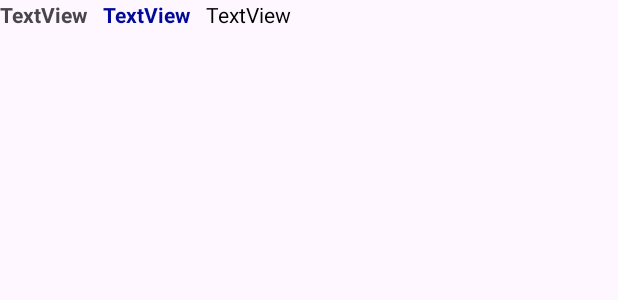
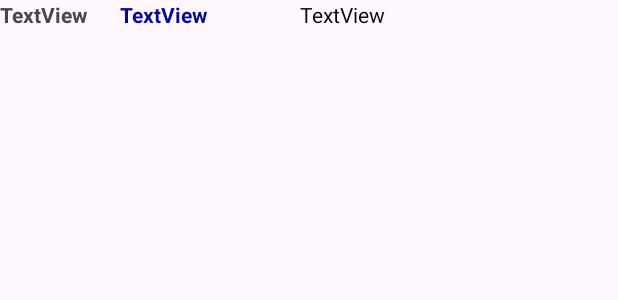
Before and after one commit to KovidKrishnan/BidNow, an Android app: the layout bid_list_in_auction_view.xml on its own in the app's theme, with its tools: preview values and no code run, on a phone screen of 412 x 824 dp. Shown: the top 300 px of the screen. Run offline under Robolectric (Android 15) with nearby library versions, the phone set to English and light mode, and no system bars.

Commit message:
Added bid adding feature to the auctions

```diff
--- a/app/src/main/java/com/minorproject/bidnow/RazorPayPaymentActivity.java
+++ b/app/src/main/java/com/minorproject/bidnow/RazorPayPaymentActivity.java
@@ -53,8 +53,7 @@ public class RazorPayPaymentActivity extends AppCompatActivity implements Paymen
                 amount = Math.round(Float.parseFloat(amountString));
 
                 Checkout checkout = new Checkout();
-                // checkout.setKeyID("rzp_test_sP0GiiCWIECpcC");
-                //expired key
+                 checkout.setKeyID("rzp_test_sP0GiiCWIECpcC");
 
                 JSONObject object = new JSONObject();
 
--- a/app/src/main/res/layout/activity_auction_view.xml
+++ b/app/src/main/res/layout/activity_auction_view.xml
@@ -104,7 +104,7 @@
             <androidx.recyclerview.widget.RecyclerView
                 android:id="@+id/bidsListView"
                 android:layout_width="match_parent"
-                android:layout_height="wrap_content"
+                android:layout_height="240dp"
                 android:layout_below="@id/productDescriptionTextView"
                 android:layout_centerHorizontal="true"
                 android:layout_marginStart="20dp"
--- a/app/src/main/res/layout/bid_list_in_auction_view.xml
+++ b/app/src/main/res/layout/bid_list_in_auction_view.xml
@@ -7,28 +7,28 @@
 
     <TextView
         android:id="@+id/bidAmountTextView"
-        android:layout_width="wrap_content"
+        android:layout_width="80dp"
         android:layout_height="wrap_content"
-        android:layout_marginEnd="10dp"
+        android:paddingRight="15dp"
         android:textStyle="bold"
         android:text="TextView" />
 
     <TextView
         android:id="@+id/bidderNameTextView"
-        android:layout_width="wrap_content"
+        android:layout_width="120sp"
         android:layout_height="wrap_content"
-        android:layout_marginEnd="10dp"
+        android:paddingRight="15dp"
         android:textStyle="bold"
         android:textColor="#000999"
         android:text="TextView" />
 
     <TextView
         android:id="@+id/bidTimeTextView"
-        android:layout_width="wrap_content"
+        android:layout_width="120dp"
         android:layout_height="wrap_content"
         android:layout_weight="1"
         android:textColor="@color/black"
-        android:layout_marginEnd="10dp"
+        android:paddingRight="15dp"
         android:text="TextView" />
 
 
```
Also changed, not shown: app/src/main/java/com/minorproject/bidnow/AuctionViewActivity.java (+15 -0 lines).
